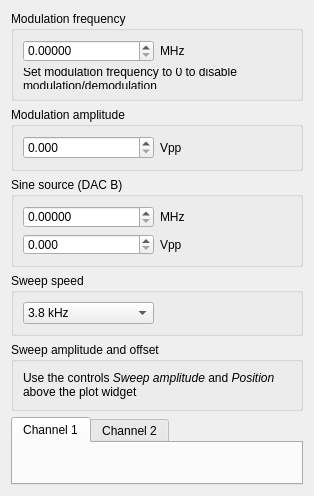
Qt form linien-gui/linien_gui/ui/modulation_sweep_panel.ui (Debaucheryddll/FPATS) before a commit.
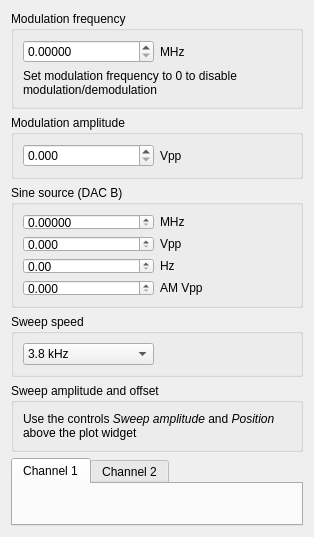
The same form after that commit. Custom widgets are drawn as their Qt base class.

What changed in the file:
```diff
--- a/linien-gui/linien_gui/ui/modulation_sweep_panel.ui
+++ b/linien-gui/linien_gui/ui/modulation_sweep_panel.ui
@@ -135,6 +135,54 @@
         </item>
        </layout>
       </item>
+      <item>
+       <layout class="QHBoxLayout" name="horizontalLayout_9">
+       <item>
+        <widget class="CustomDoubleSpinBoxNoSign" name="sineSourceAmFrequencySpinBox">
+         <property name="decimals">
+           <number>2</number>
+          </property>
+          <property name="maximum">
+           <double>1000000.000000000000000</double>
+          </property>
+          <property name="singleStep">
+           <double>10.000000000000000</double>
+          </property>
+         </widget>
+        </item>
+        <item>
+         <widget class="QLabel" name="label_8">
+          <property name="text">
+           <string>Hz</string>
+          </property>
+         </widget>
+        </item>
+       </layout>
+      </item>
+      <item>
+       <layout class="QHBoxLayout" name="horizontalLayout_10">
+        <item>
+         <widget class="CustomDoubleSpinBoxNoSign" name="sineSourceAmAmplitudeSpinBox">
+          <property name="decimals">
+           <number>3</number>
+          </property>
+          <property name="maximum">
+           <double>2.000000000000000</double>
+          </property>
+          <property name="singleStep">
+           <double>0.100000000000000</double>
+          </property>
+         </widget>
+        </item>
+        <item>
+         <widget class="QLabel" name="label_9">
+          <property name="text">
+           <string>AM Vpp</string>
+          </property>
+         </widget>
+        </item>
+       </layout>
+      </item>
      </layout>
     </widget>
    </item>
```
